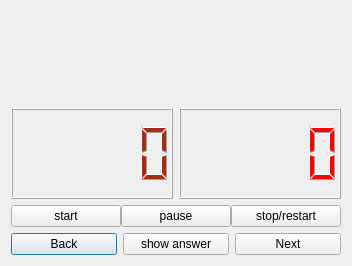
Above: card.ui from riceEater69/flashcard_test_project before the change. Below: the same form after it.
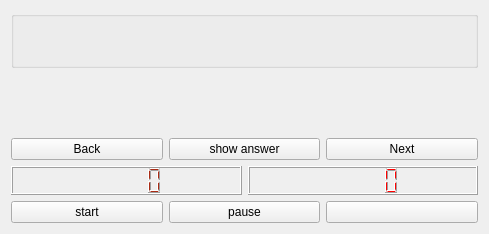
That is the form after the change. Icons and pictures are not drawn.

Patch:
```diff
--- a/card.ui
+++ b/card.ui
@@ -6,8 +6,8 @@
    <rect>
     <x>0</x>
     <y>0</y>
-    <width>352</width>
-    <height>266</height>
+    <width>489</width>
+    <height>234</height>
    </rect>
   </property>
   <property name="windowTitle">
@@ -16,8 +16,105 @@
   <property name="styleSheet">
    <string notr="true"/>
   </property>
-  <layout class="QGridLayout" name="gridLayout">
-   <item row="3" column="0">
+  <layout class="QVBoxLayout" name="verticalLayout_3">
+   <item>
+    <widget class="QGroupBox" name="groupBox">
+     <property name="styleSheet">
+      <string notr="true"/>
+     </property>
+     <property name="title">
+      <string/>
+     </property>
+     <layout class="QVBoxLayout" name="verticalLayout">
+      <item>
+       <layout class="QHBoxLayout" name="horizontalLayout_5">
+        <item>
+         <widget class="QPushButton" name="font">
+          <property name="styleSheet">
+           <string notr="true">image: url(:/icon_pic/text.png);
+</string>
+          </property>
+          <property name="text">
+           <string/>
+          </property>
+          <property name="icon">
+           <iconset resource="icons.qrc">
+            <normaloff>:/icon_pic/text.png</normaloff>:/icon_pic/text.png</iconset>
+          </property>
+          <property name="flat">
+           <bool>true</bool>
+          </property>
+         </widget>
+        </item>
+        <item>
+         <widget class="QPushButton" name="background_color2">
+          <property name="styleSheet">
+           <string notr="true">image: url(:/icon_pic/theme.png);</string>
+          </property>
+          <property name="text">
+           <string/>
+          </property>
+          <property name="flat">
+           <bool>true</bool>
+          </property>
+         </widget>
+        </item>
+        <item>
+         <widget class="QPushButton" name="background_color">
+          <property name="styleSheet">
+           <string notr="true">image: url(:/icon_pic/color.png);</string>
+          </property>
+          <property name="text">
+           <string/>
+          </property>
+          <property name="flat">
+           <bool>true</bool>
+          </property>
+         </widget>
+        </item>
+        <item>
+         <widget class="QPushButton" name="textcolor">
+          <property name="styleSheet">
+           <string notr="true">image: url(:/icon_pic/pantone.png);</string>
+          </property>
+          <property name="text">
+           <string/>
+          </property>
+          <property name="flat">
+           <bool>true</bool>
+          </property>
+         </widget>
+        </item>
+       </layout>
+      </item>
+     </layout>
+    </widget>
+   </item>
+   <item>
+    <layout class="QVBoxLayout" name="verticalLayout_4">
+     <item>
+      <widget class="QLabel" name="label_2">
+       <property name="styleSheet">
+        <string notr="true"/>
+       </property>
+       <property name="text">
+        <string/>
+       </property>
+      </widget>
+     </item>
+     <item>
+      <widget class="QLabel" name="label">
+       <property name="styleSheet">
+        <string notr="true"/>
+       </property>
+       <property name="text">
+        <string/>
+       </property>
+      </widget>
+     </item>
+    </layout>
+   </item>
+   <item>
     <layout class="QHBoxLayout" name="horizontalLayout_4">
      <item>
       <widget class="QPushButton" name="pushButton_2">
@@ -42,25 +139,9 @@
      </item>
     </layout>
    </item>
-   <item row="0" column="0">
-    <layout class="QVBoxLayout" name="verticalLayout_4">
      <item>
-      <widget class="QLabel" name="label_2">
-       <property name="text">
-        <string/>
-       </property>
-      </widget>
-     </item>
+    <layout class="QVBoxLayout" name="verticalLayout_2">
      <item>
-      <widget class="QLabel" name="label">
-       <property name="text">
-        <string/>
-       </property>
-      </widget>
-     </item>
-    </layout>
-   </item>
-   <item row="1" column="0">
     <layout class="QHBoxLayout" name="horizontalLayout_2">
      <item>
       <widget class="QLCDNumber" name="minutes">
@@ -78,11 +159,8 @@
      </item>
     </layout>
    </item>
-   <item row="2" column="0">
+     <item>
     <layout class="QHBoxLayout" name="horizontalLayout">
-     <property name="spacing">
-      <number>0</number>
-     </property>
      <item>
       <widget class="QPushButton" name="start">
        <property name="text">
@@ -99,14 +177,19 @@
      </item>
      <item>
       <widget class="QPushButton" name="stop">
+         <property name="styleSheet">
+          <string notr="true">image: url(:/icon_pic/reset.png);</string>
+         </property>
        <property name="text">
-        <string>stop/restart</string>
+          <string/>
        </property>
       </widget>
      </item>
     </layout>
    </item>
   </layout>
+   </item>
+  </layout>
  </widget>
  <resources/>
  <connections/>
```
Left out of the diff: 7 changed lines with no effect on the pictures. Lines whose indentation alone changed are shown as unchanged.
